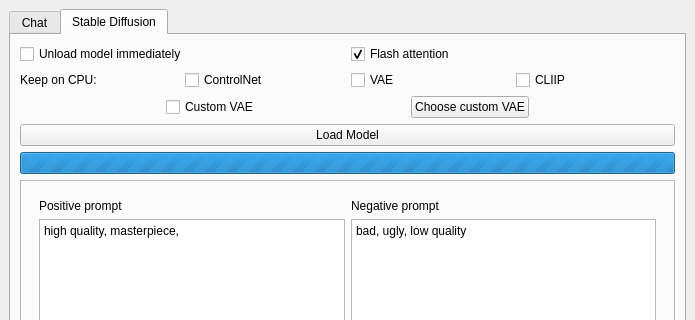
Iemand005/Singularity, file AIOneQTWidgets/mainwindow.ui: the form before one commit; both pictures show x 0 to 695 and y 0 to 320 of the 695 by 1066 pixel window.
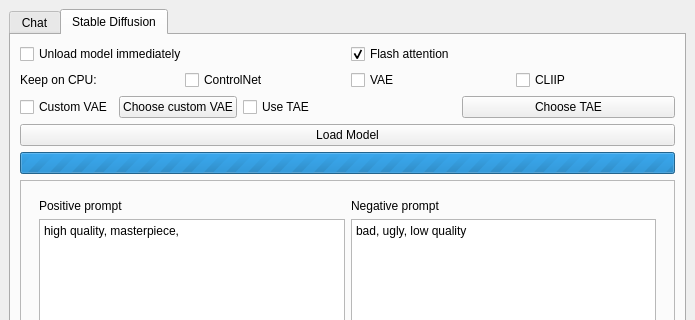
The form after the commit. The open tabs and pages were chosen to show the change. Custom widgets are drawn as their Qt base class.

```diff
--- a/AIOneQTWidgets/mainwindow.ui
+++ b/AIOneQTWidgets/mainwindow.ui
@@ -361,6 +361,20 @@
               </property>
              </widget>
             </item>
+            <item>
+             <widget class="CheckBox" name="useTaeBox">
+              <property name="text">
+               <string>Use TAE</string>
+              </property>
+             </widget>
+            </item>
+            <item>
+             <widget class="QPushButton" name="chooseTaeButton">
+              <property name="text">
+               <string>Choose TAE</string>
+              </property>
+             </widget>
+            </item>
            </layout>
           </item>
          </layout>
```
Left out of the diff: 5 changed lines with no effect on the pictures.
